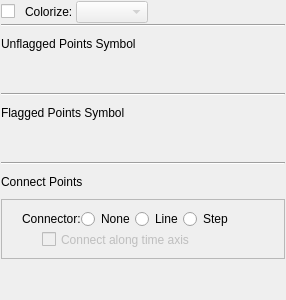
The window that code/plotms/GuiTabs/PlotMSDataSymbolWidget.ui (pkgw/casa) describes before a commit, drawn with Qt 5.
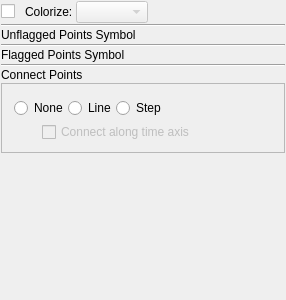
The same window after the commit.

Commit message: Fix plotms xconnector gui and xml

Patch:
```diff
--- a/code/plotms/GuiTabs/PlotMSDataSymbolWidget.ui
+++ b/code/plotms/GuiTabs/PlotMSDataSymbolWidget.ui
@@ -161,7 +161,7 @@
    <item>
     <widget class="QFrame" name="connectFrame">
      <property name="sizePolicy">
-      <sizepolicy hsizetype="Preferred" vsizetype="Fixed">
+      <sizepolicy hsizetype="Preferred" vsizetype="Preferred">
        <horstretch>0</horstretch>
        <verstretch>0</verstretch>
       </sizepolicy>
@@ -169,7 +169,7 @@
      <property name="minimumSize">
       <size>
        <width>0</width>
-       <height>60</height>
+       <height>70</height>
       </size>
      </property>
      <property name="frameShape">
@@ -184,41 +184,21 @@
         <x>0</x>
         <y>0</y>
         <width>271</width>
-        <height>60</height>
+        <height>76</height>
        </rect>
       </property>
       <layout class="QVBoxLayout" name="verticalLayout_2">
        <property name="spacing">
-        <number>3</number>
+        <number>0</number>
        </property>
        <item>
-        <layout class="QHBoxLayout" name="horizontalLayout" stretch="0,0,0,0,0,0">
+        <layout class="QHBoxLayout" name="horizontalLayout_2">
          <property name="spacing">
           <number>0</number>
          </property>
-         <item>
-          <spacer name="horizontalSpacer_2">
-           <property name="orientation">
-            <enum>Qt::Horizontal</enum>
-           </property>
-           <property name="sizeType">
-            <enum>QSizePolicy::Fixed</enum>
-           </property>
-           <property name="sizeHint" stdset="0">
-            <size>
-             <width>10</width>
-             <height>20</height>
-            </size>
-           </property>
-          </spacer>
-         </item>
-         <item>
-          <widget class="QLabel" name="xconnectorLabel">
-           <property name="text">
-            <string>Connector:</string>
-           </property>
-          </widget>
-         </item>
+         <property name="leftMargin">
+          <number>2</number>
+         </property>
          <item>
           <widget class="QRadioButton" name="noneRadio">
            <property name="text">
@@ -241,14 +221,14 @@
           </widget>
          </item>
          <item>
-          <spacer>
+          <spacer name="horizontalSpacer_5">
            <property name="orientation">
             <enum>Qt::Horizontal</enum>
            </property>
            <property name="sizeHint" stdset="0">
             <size>
              <width>40</width>
-             <height>20</height>
+             <height>15</height>
             </size>
            </property>
           </spacer>
@@ -260,6 +240,9 @@
          <property name="spacing">
           <number>0</number>
          </property>
+         <property name="bottomMargin">
+          <number>0</number>
+         </property>
          <item>
           <spacer name="horizontalSpacer_3">
            <property name="orientation">
@@ -300,9 +283,6 @@
      <property name="orientation">
       <enum>Qt::Vertical</enum>
      </property>
-     <property name="sizeType">
-      <enum>QSizePolicy::Preferred</enum>
-     </property>
      <property name="sizeHint" stdset="0">
       <size>
        <width>20</width>
```
The commit also changes 1 other file.
